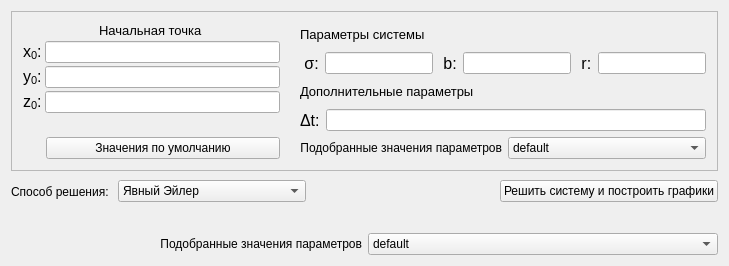
Qt form DM Lorenz system (attractor)/input.ui (Shemplo/CMNS-and-Numerical-Methods) before a commit.
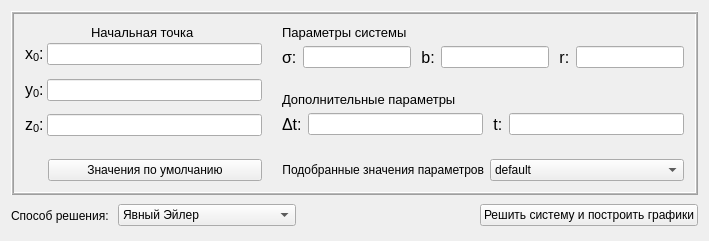
The same form after that commit.

Commit message: Make abstraction + layout fixed

```diff
--- a/DM Lorenz system (attractor)/input.ui
+++ b/DM Lorenz system (attractor)/input.ui
@@ -6,8 +6,8 @@
    <rect>
     <x>0</x>
     <y>0</y>
-    <width>729</width>
-    <height>266</height>
+    <width>709</width>
+    <height>241</height>
    </rect>
   </property>
   <property name="minimumSize">
@@ -27,11 +27,17 @@
     <item>
      <widget class="QFrame" name="frame">
       <property name="frameShape">
-       <enum>QFrame::StyledPanel</enum>
+       <enum>QFrame::Box</enum>
       </property>
       <property name="frameShadow">
        <enum>QFrame::Raised</enum>
       </property>
+      <property name="lineWidth">
+       <number>1</number>
+      </property>
+      <property name="midLineWidth">
+       <number>1</number>
+      </property>
       <layout class="QVBoxLayout" name="verticalLayout_3">
        <item>
         <layout class="QHBoxLayout" name="horizontalLayout_9">
@@ -79,6 +85,19 @@
              </item>
             </layout>
            </item>
+           <item>
+            <spacer name="verticalSpacer_3">
+             <property name="orientation">
+              <enum>Qt::Vertical</enum>
+             </property>
+             <property name="sizeHint" stdset="0">
+              <size>
+               <width>20</width>
+               <height>5</height>
+              </size>
+             </property>
+            </spacer>
+           </item>
            <item>
             <layout class="QHBoxLayout" name="horizontalLayout_7">
              <property name="spacing">
@@ -101,6 +120,19 @@
              </item>
             </layout>
            </item>
+           <item>
+            <spacer name="verticalSpacer_2">
+             <property name="orientation">
+              <enum>Qt::Vertical</enum>
+             </property>
+             <property name="sizeHint" stdset="0">
+              <size>
+               <width>20</width>
+               <height>5</height>
+              </size>
+             </property>
+            </spacer>
+           </item>
            <item>
             <layout class="QHBoxLayout" name="horizontalLayout">
              <property name="spacing">
@@ -131,7 +163,7 @@
              <property name="sizeHint" stdset="0">
               <size>
                <width>20</width>
-               <height>40</height>
+               <height>20</height>
               </size>
              </property>
             </spacer>
@@ -181,7 +213,7 @@
                 </font>
                </property>
                <property name="text">
-                <string> σ:</string>
+                <string>σ:</string>
                </property>
               </widget>
              </item>
@@ -220,6 +252,19 @@
              </item>
             </layout>
            </item>
+           <item>
+            <spacer name="verticalSpacer_4">
+             <property name="orientation">
+              <enum>Qt::Vertical</enum>
+             </property>
+             <property name="sizeHint" stdset="0">
+              <size>
+               <width>20</width>
+               <height>5</height>
+              </size>
+             </property>
+            </spacer>
+           </item>
            <item>
             <widget class="QLabel" name="label_6">
              <property name="font">
@@ -251,8 +296,36 @@
              <item>
               <widget class="QLineEdit" name="delta_time"/>
              </item>
+             <item>
+              <widget class="QLabel" name="label_13">
+               <property name="font">
+                <font>
+                 <pointsize>12</pointsize>
+                </font>
+               </property>
+               <property name="text">
+                <string> t:</string>
+               </property>
+              </widget>
+             </item>
+             <item>
+              <widget class="QLineEdit" name="time"/>
+             </item>
             </layout>
            </item>
+           <item>
+            <spacer name="verticalSpacer_5">
+             <property name="orientation">
+              <enum>Qt::Vertical</enum>
+             </property>
+             <property name="sizeHint" stdset="0">
+              <size>
+               <width>20</width>
+               <height>18</height>
+              </size>
+             </property>
+            </spacer>
+           </item>
            <item>
             <layout class="QHBoxLayout" name="horizontalLayout_5">
              <item>
@@ -388,72 +461,6 @@
       </item>
      </layout>
     </item>
-    <item>
-     <spacer name="verticalSpacer_2">
-      <property name="orientation">
-       <enum>Qt::Vertical</enum>
-      </property>
-      <property name="sizeHint" stdset="0">
-       <size>
-        <width>20</width>
-        <height>40</height>
-       </size>
-      </property>
-     </spacer>
-    </item>
-    <item>
-     <layout class="QHBoxLayout" name="horizontalLayout_5">
-      <item>
-       <widget class="QLabel" name="label_12">
-        <property name="text">
-         <string>Подобранные значения параметров</string>
-        </property>
-        <property name="alignment">
-         <set>Qt::AlignRight|Qt::AlignTrailing|Qt::AlignVCenter</set>
-        </property>
-       </widget>
-      </item>
-      <item>
-       <widget class="QComboBox" name="preset">
-        <item>
-         <property name="text">
-          <string>default</string>
-         </property>
-        </item>
-        <item>
-         <property name="text">
-          <string>r = 1</string>
-         </property>
-        </item>
-        <item>
-         <property name="text">
-          <string>r = 3</string>
-         </property>
-        </item>
-        <item>
-         <property name="text">
-          <string>r = 15.6</string>
-         </property>
-        </item>
-        <item>
-         <property name="text">
-          <string>r = 28</string>
-         </property>
-        </item>
-        <item>
-         <property name="text">
-          <string>r = 80</string>
-         </property>
-        </item>
-        <item>
-         <property name="text">
-          <string>r = 100</string>
-         </property>
-        </item>
-       </widget>
-      </item>
-     </layout>
-    </item>
    </layout>
   </widget>
  </widget>
```
The commit also changes 13 other files.
